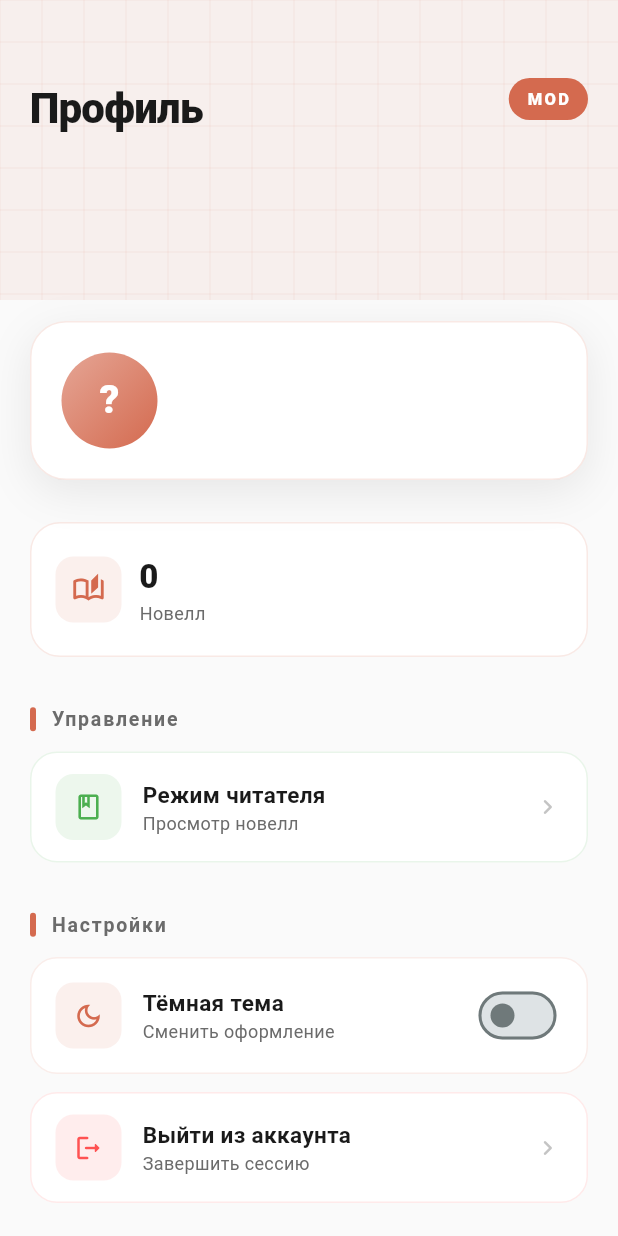
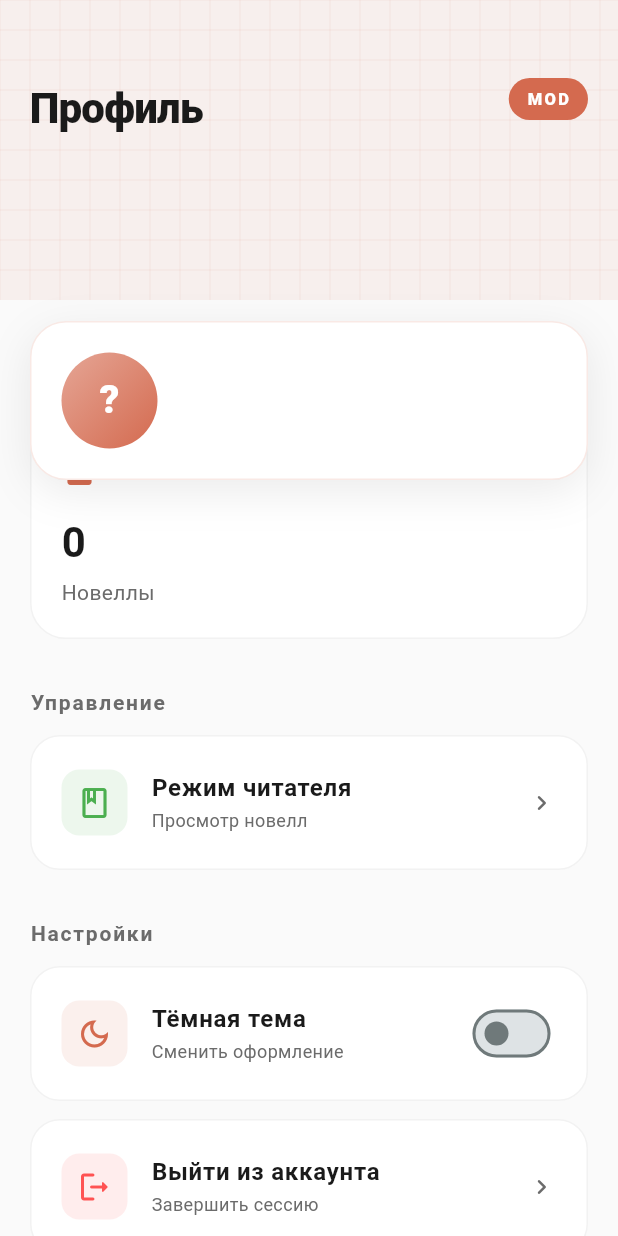
Before and after one commit to Shonkurieta/Prosper, a Flutter app: the AdminProfileScreen screen opened directly with empty values, on a phone screen of 412 x 824 dp. Run offline on Flutter 3.47's test engine with Material 3 defaults, Android fonts, the phone set to English and light mode, and no system bars; our stand-ins replace file_picker, flutter_dotenv, image_picker, shared_preferences; accounts and stored records are empty; network calls fail.

```diff
--- a/lib/screens/admin/admin_profile_screen.dart
+++ b/lib/screens/admin/admin_profile_screen.dart
@@ -2,6 +2,7 @@ import 'package:flutter/material.dart';
 import 'package:shared_preferences/shared_preferences.dart';
 import 'package:provider/provider.dart';
 import 'package:prosper/providers/theme_provider.dart';
+import 'package:prosper/providers/notification_provider.dart';
 import 'package:prosper/services/admin_service.dart';
 import 'package:prosper/screens/user/user_home.dart';
 
@@ -90,8 +91,16 @@ class _AdminProfileScreenState extends State<AdminProfileScreen>
           ),
           ElevatedButton(
             onPressed: () async {
+              Navigator.pop(context);
+
+              // Очищаем провайдер уведомлений
+              if (mounted) {
+                context.read<NotificationProvider>().clearOnLogout();
+              }
+
               final prefs = await SharedPreferences.getInstance();
               await prefs.clear();
+
               if (mounted) {
                 Navigator.of(context).pushNamedAndRemoveUntil('/login', (route) => false);
               }
@@ -299,19 +308,17 @@ class _AdminProfileScreenState extends State<AdminProfileScreen>
                   _username,
                   style: TextStyle(
                     fontSize: 20,
-                    fontWeight: FontWeight.w800,
+                    fontWeight: FontWeight.bold,
                     color: theme.textPrimaryColor,
-                    letterSpacing: -0.3,
                   ),
                 ),
-                const SizedBox(height: 3),
+                const SizedBox(height: 4),
                 Text(
                   _email,
                   style: TextStyle(
-                    fontSize: 13,
+                    fontSize: 14,
                     color: theme.textSecondaryColor,
                   ),
-                  overflow: TextOverflow.ellipsis,
                 ),
               ],
             ),
@@ -322,111 +329,64 @@ class _AdminProfileScreenState extends State<AdminProfileScreen>
   }
 
   Widget _buildStatsRow(ThemeProvider theme) {
-    return Padding(
-      padding: const EdgeInsets.only(top: 68),
-      child: Row(
+    return Row(
       children: [
-          Expanded(
-            child: _buildStatCard(
-              theme: theme,
-              icon: Icons.auto_stories_outlined,
-              label: 'Новелл',
-              value: '$_booksCount',
-              accent: accentColor,
+        _buildStatCard(theme, 'Новеллы', _booksCount.toString(), Icons.book_rounded),
+        if (widget.role == 'ADMIN') ...[
+          const SizedBox(width: 16),
+          _buildStatCard(theme, 'Пользователи', _usersCount.toString(), Icons.people_rounded),
+        ],
+      ],
+    );
+  }
+
+  Widget _buildStatCard(ThemeProvider theme, String label, String value, IconData icon) {
+    return Expanded(
+      child: Container(
+        padding: const EdgeInsets.all(20),
+        decoration: BoxDecoration(
+          color: theme.cardColor,
+          borderRadius: BorderRadius.circular(24),
+          border: Border.all(
+            color: theme.isDarkMode ? Colors.white.withOpacity(0.05) : Colors.black.withOpacity(0.05),
           ),
         ),
-          if (widget.role == 'ADMIN') ...[
-            const SizedBox(width: 12),
-            Expanded(
-              child: _buildStatCard(
-                theme: theme,
-                icon: Icons.people_outline_rounded,
-                label: 'Пользователей',
-                value: '$_usersCount',
-                accent: const Color(0xFF5B8CDB),
+        child: Column(
+          crossAxisAlignment: CrossAxisAlignment.start,
+          children: [
+            Icon(icon, color: accentColor, size: 24),
+            const SizedBox(height: 16),
+            Text(
+              value,
+              style: TextStyle(
+                fontSize: 28,
+                fontWeight: FontWeight.bold,
+                color: theme.textPrimaryColor,
+              ),
+            ),
+            const SizedBox(height: 4),
+            Text(
+              label,
+              style: TextStyle(
+                fontSize: 14,
+                color: theme.textSecondaryColor,
               ),
             ),
           ],
-        ],
         ),
-    );
-  }
-
-  Widget _buildStatCard({
-  required ThemeProvider theme,
-  required IconData icon,
-  required String label,
-  required String value,
-  required Color accent,
-}) {
-  return Container(
-    padding: const EdgeInsets.symmetric(horizontal: 16, vertical: 20),
-    decoration: BoxDecoration(
-      color: theme.cardColor,
-      borderRadius: BorderRadius.circular(20),
-      border: Border.all(color: accent.withOpacity(0.15)),
-    ),
-    child: Row(
-      children: [
-        Container(
-          width: 44,
-          height: 44,
-          decoration: BoxDecoration(
-            color: accent.withOpacity(0.1),
-            borderRadius: BorderRadius.circular(12),
-          ),
-          child: Icon(icon, color: accent, size: 22),
-        ),
-        const SizedBox(width: 12),
-        Expanded(                          // ← вот это критично
-          child: Column(
-            crossAxisAlignment: CrossAxisAlignment.start,
-            children: [
-              Text(
-                value,
-                style: TextStyle(
-                  fontSize: 22,
-                  fontWeight: FontWeight.w900,
-                  color: theme.textPrimaryColor,
-                  letterSpacing: -0.5,
-                ),
-              ),
-              Text(
-                label,
-                style: TextStyle(fontSize: 12, color: theme.textSecondaryColor),
-                overflow: TextOverflow.ellipsis,
-                maxLines: 1,
-              ),
-            ],
-          ),
-        ),
-      ],
       ),
     );
   }
 
   Widget _buildSectionLabel(ThemeProvider theme, String label) {
-    return Row(
-      children: [
-        Container(
-          width: 4,
-          height: 16,
-          decoration: BoxDecoration(
-            color: accentColor,
-            borderRadius: BorderRadius.circular(2),
-          ),
-        ),
-        const SizedBox(width: 10),
-        Text(
+    return Text(
       label,
       style: TextStyle(
-            fontSize: 13,
-            fontWeight: FontWeight.w700,
+        fontSize: 14,
+        fontWeight: FontWeight.bold,
+        color: theme.textSecondaryColor,
         letterSpacing: 1.2,
-            color: theme.textSecondaryColor,
       ),
-        ),
-      ],
     );
   }
 
@@ -436,65 +396,48 @@ class _AdminProfileScreenState extends State<AdminProfileScreen>
     required String title,
     required String subtitle,
     required VoidCallback onTap,
+    Color? color,
     Widget? trailing,
-    Color? color,
   }) {
-    final iconColor = color ?? accentColor;
-    return Material(
-      color: Colors.transparent,
-      child: InkWell(
-        onTap: onTap,
-        borderRadius: BorderRadius.circular(18),
-        child: Container(
-          padding: const EdgeInsets.symmetric(horizontal: 16, vertical: 14),
+    return Container(
       decoration: BoxDecoration(
         color: theme.cardColor,
-            borderRadius: BorderRadius.circular(18),
-            border: Border.all(color: iconColor.withOpacity(0.12)),
+        borderRadius: BorderRadius.circular(20),
+        border: Border.all(
+          color: theme.isDarkMode ? Colors.white.withOpacity(0.05) : Colors.black.withOpacity(0.05),
         ),
-          child: Row(
-            children: [
-              Container(
-                width: 44,
-                height: 44,
+      ),
+      child: ListTile(
+        onTap: onTap,
+        contentPadding: const EdgeInsets.symmetric(horizontal: 20, vertical: 8),
+        leading: Container(
+          padding: const EdgeInsets.all(10),
           decoration: BoxDecoration(
-                  color: iconColor.withOpacity(0.1),
+            color: (color ?? accentColor).withOpacity(0.1),
             borderRadius: BorderRadius.circular(12),
           ),
-                child: Icon(icon, color: iconColor, size: 20),
+          child: Icon(icon, color: color ?? accentColor, size: 24),
         ),
-              const SizedBox(width: 14),
-              Expanded(
-                child: Column(
-                  crossAxisAlignment: CrossAxisAlignment.start,
-                  children: [
-                    Text(
+        title: Text(
           title,
           style: TextStyle(
-                        fontSize: 15,
-                        fontWeight: FontWeight.w700,
+            fontWeight: FontWeight.bold,
             color: theme.textPrimaryColor,
           ),
         ),
-                    Text(
+        subtitle: Text(
           subtitle,
-                      style: TextStyle(fontSize: 12, color: theme.textSecondaryColor),
-                    ),
-                  ],
+          style: TextStyle(
+            fontSize: 12,
+            color: theme.textSecondaryColor,
           ),
         ),
-              trailing ??
-                  Icon(Icons.chevron_right_rounded,
-                      size: 20, color: theme.textSecondaryColor.withOpacity(0.4)),
-            ],
-          ),
-        ),
+        trailing: trailing ?? Icon(Icons.chevron_right_rounded, color: theme.textSecondaryColor, size: 20),
       ),
     );
   }
 }
 
-// Subtle grid pattern for the header banner
 class _GridPatternPainter extends CustomPainter {
   final Color color;
   _GridPatternPainter(this.color);
@@ -504,15 +447,16 @@ class _GridPatternPainter extends CustomPainter {
     final paint = Paint()
       ..color = color
       ..strokeWidth = 1;
-    const step = 28.0;
-    for (double x = 0; x < size.width; x += step) {
-      canvas.drawLine(Offset(x, 0), Offset(x, size.height), paint);
+
+    const step = 20.0;
+    for (double i = 0; i < size.width; i += step) {
+      canvas.drawLine(Offset(i, 0), Offset(i, size.height), paint);
     }
-    for (double y = 0; y < size.height; y += step) {
-      canvas.drawLine(Offset(0, y), Offset(size.width, y), paint);
+    for (double i = 0; i < size.height; i += step) {
+      canvas.drawLine(Offset(0, i), Offset(size.width, i), paint);
     }
   }
 
   @override
-  bool shouldRepaint(_GridPatternPainter old) => old.color != color;
+  bool shouldRepaint(CustomPainter oldDelegate) => false;
 }
--- a/lib/screens/auth/register_screen.dart
+++ b/lib/screens/auth/register_screen.dart
@@ -77,12 +77,18 @@ class _RegisterScreenState extends State<RegisterScreen> with SingleTickerProvid
 
       final token = response['token']?.toString() ?? '';
       final role = response['role']?.toString() ?? 'USER';
+      final usernameFromServer = response['username']?.toString() ?? '';
+      final emailFromServer = response['email']?.toString() ?? '';
+      final id = response['id'] as int? ?? -1;
 
       if (token.isEmpty) throw Exception('Токен не получен от сервера');
 
       final prefs = await SharedPreferences.getInstance();
       await prefs.setString('token', token);
       await prefs.setString('role', role);
+      await prefs.setString('username', usernameFromServer);
+      await prefs.setString('email', emailFromServer);
+      await prefs.setInt('id', id);
 
       if (!mounted) return;
 
```
Also changed, not shown: lib/providers/notification_provider.dart (+59 -18 lines), lib/screens/novell/novell_detail_screen.dart (+72 -105 lines), lib/screens/profile/profile_screen.dart (+58 -90 lines), lib/screens/user/user_home.dart (+14 -0 lines). Lines whose indentation alone changed are shown as unchanged.
